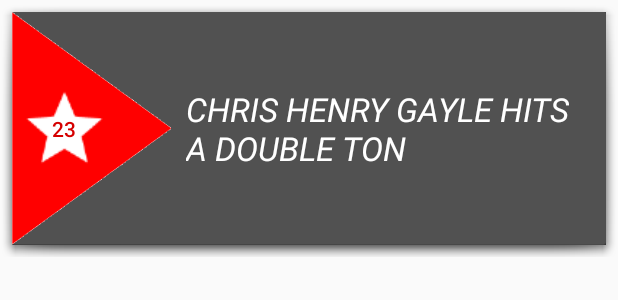
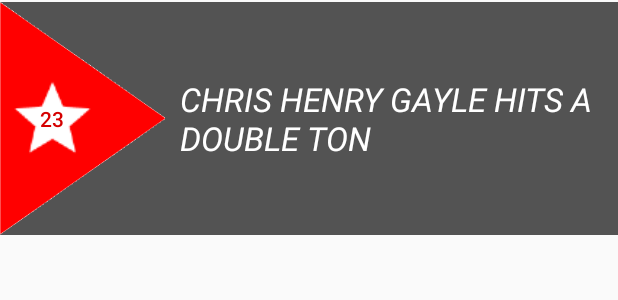
Before and after one commit to adityak74/niooz, an Android app: the layout news_tabitem.xml on its own in the app's theme, with its tools: preview values and no code run, on a phone screen of 412 x 824 dp. Shown: the top 300 px of the screen. Run offline under Robolectric (Android 15) with nearby library versions, the phone set to English and light mode, and no system bars; network calls fail.

```diff
--- a/app/src/main/java/in/niooz/niooz/SplashScreenActivity.java
+++ b/app/src/main/java/in/niooz/niooz/SplashScreenActivity.java
@@ -19,7 +19,6 @@ import org.json.JSONObject;
 
 
 public class SplashScreenActivity extends Activity {
-
 
     ProgressDialog pDialog1;
     private String TRENDING_URL = "http://itechnospot.com/temp/trending.php";
@@ -107,7 +106,7 @@ public class SplashScreenActivity extends Activity {
 
             startActivity(i);
             overridePendingTransition(R.anim.slide_in_right,R.anim.slide_out_left);
-
+            finish();
         }
 
     }
--- a/app/src/main/java/in/niooz/niooz/adapter/NewsAdapter.java
+++ b/app/src/main/java/in/niooz/niooz/adapter/NewsAdapter.java
@@ -96,7 +96,7 @@ public class NewsAdapter extends BaseAdapter {
             }
         });
 
-        applyBlur(headlineThumbnail,blurLayout);
+        //applyBlur(headlineThumbnail,blurLayout);
 
         return convertView;
     }
--- a/app/src/main/res/layout/news_home_header.xml
+++ b/app/src/main/res/layout/news_home_header.xml
@@ -25,7 +25,7 @@
                 android:layout_height="wrap_content"
                 android:id="@+id/logo"
                 android:padding="5dp"
-                android:src="@drawable/elephant_icon"
+                android:src="@mipmap/ic_launcher_temp"
                 android:layout_centerVertical="true"
                 android:layout_centerHorizontal="true" />
         </RelativeLayout>
--- a/app/src/main/res/layout/news_tabitem.xml
+++ b/app/src/main/res/layout/news_tabitem.xml
@@ -3,7 +3,8 @@
     xmlns:android="http://schemas.android.com/apk/res/android"
     android:layout_height="wrap_content"
     android:layout_width="match_parent"
-    android:background="@android:drawable/dialog_holo_light_frame"
+    android:paddingTop="1dp"
+    android:paddingBottom="1dp"
     >
 
     <com.android.volley.toolbox.NetworkImageView
```
